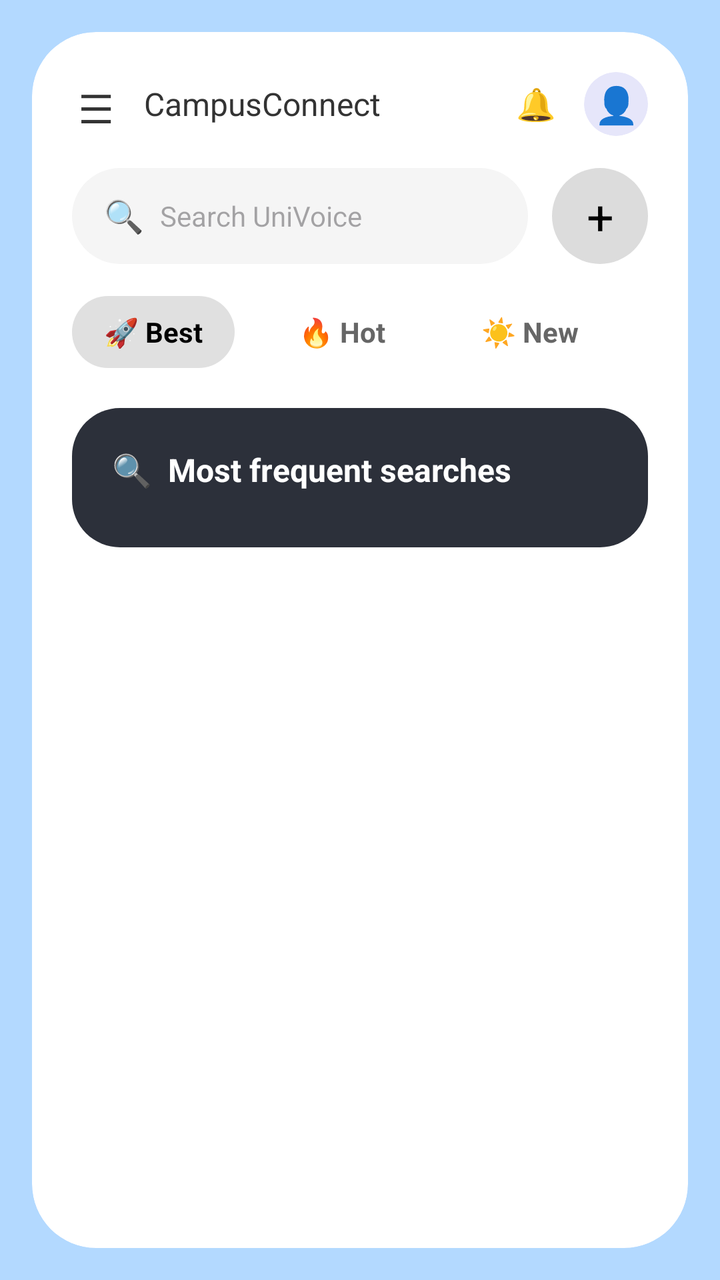
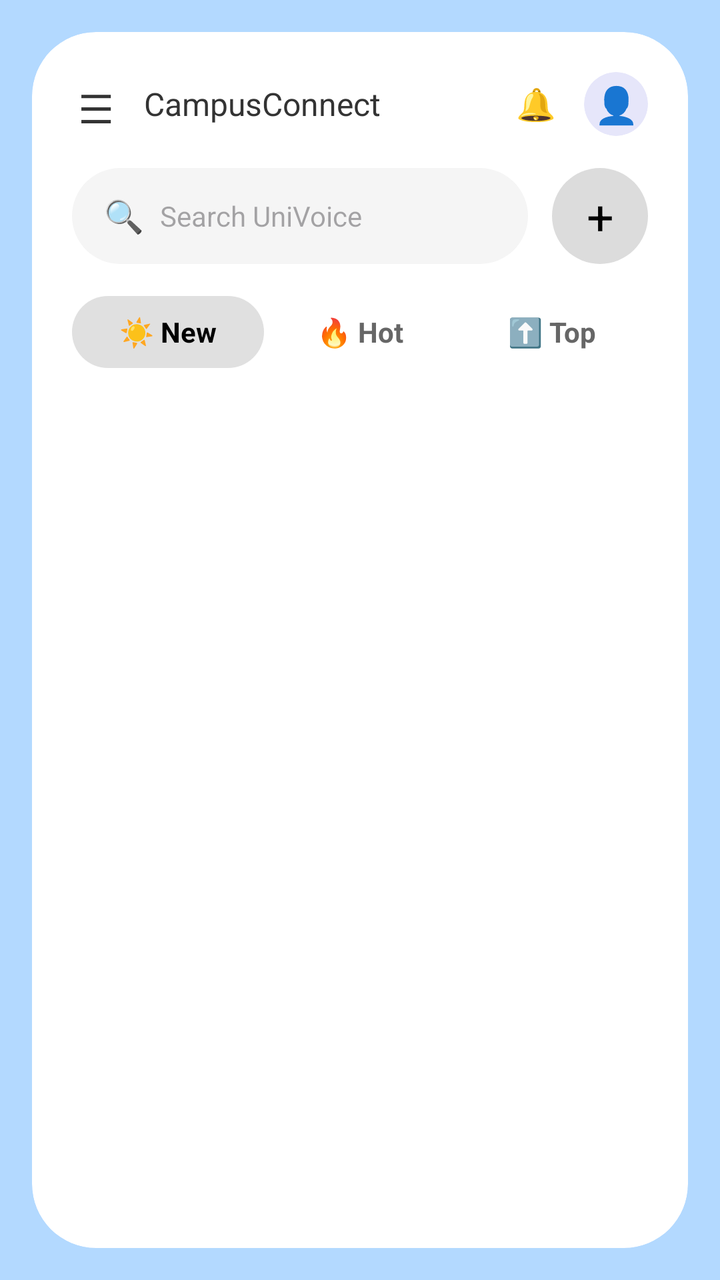

An Android layout rendered at two revisions. The XML below is the earlier revision; the diff shows what the commit changed to produce the second picture.
<!-- AndroidManifest.xml: application theme Theme.CampusConnect -->
<!-- res/layout/activity_home.xml -->
<?xml version="1.0" encoding="utf-8"?>
<androidx.constraintlayout.widget.ConstraintLayout xmlns:android="http://schemas.android.com/apk/res/android"
    xmlns:app="http://schemas.android.com/apk/res-auto"
    android:layout_width="match_parent"
    android:layout_height="match_parent"
    android:background="#B3D9FF">

    <androidx.cardview.widget.CardView
        android:layout_width="0dp"
        android:layout_height="0dp"
        android:layout_margin="16dp"
        app:cardBackgroundColor="#FFFFFF"
        app:cardCornerRadius="32dp"
        app:cardElevation="0dp"
        app:layout_constraintBottom_toBottomOf="parent"
        app:layout_constraintEnd_toEndOf="parent"
        app:layout_constraintStart_toStartOf="parent"
        app:layout_constraintTop_toTopOf="parent">

        <ScrollView
            android:layout_width="match_parent"
            android:layout_height="match_parent"
            android:scrollbars="none">

            <LinearLayout
                android:layout_width="match_parent"
                android:layout_height="wrap_content"
                android:orientation="vertical"
                android:padding="20dp">

                
                <LinearLayout
                    android:layout_width="match_parent"
                    android:layout_height="wrap_content"
                    android:gravity="center_vertical"
                    android:orientation="horizontal">

                    
                    <TextView
                        android:layout_width="24dp"
                        android:layout_height="24dp"
                        android:text="☰"
                        android:textSize="20sp"
                        android:textColor="#333"
                        android:gravity="center" />

                    <TextView
                        android:layout_width="wrap_content"
                        android:layout_height="wrap_content"
                        android:layout_marginStart="12dp"
                        android:text="CampusConnect"
                        android:textColor="#333333"
                        android:textSize="16sp" />

                    <View
                        android:layout_width="0dp"
                        android:layout_height="0dp"
                        android:layout_weight="1" />

                    
                    <TextView
                        android:layout_width="24dp"
                        android:layout_height="24dp"
                        android:layout_marginStart="12dp"
                        android:text="🔔"
                        android:textSize="16sp"
                        android:gravity="center" />

                    
                    <androidx.cardview.widget.CardView
                        android:id="@+id/profileIconBtn"
                        android:layout_width="32dp"
                        android:layout_height="32dp"
                        android:layout_marginStart="12dp"
                        android:clickable="true"
                        android:focusable="true"
                        app:cardBackgroundColor="#E6E6FA"
                        app:cardCornerRadius="16dp"
                        app:cardElevation="0dp">
                        <TextView
                            android:layout_width="match_parent"
                            android:layout_height="match_parent"
                            android:text="👤"
                            android:gravity="center"
                            android:textSize="18sp"
                            android:textColor="#8A2BE2"/>
                    </androidx.cardview.widget.CardView>
                </LinearLayout>

                
                <LinearLayout
                    android:layout_width="match_parent"
                    android:layout_height="wrap_content"
                    android:layout_marginTop="16dp"
                    android:gravity="center_vertical"
                    android:orientation="horizontal">

                    <LinearLayout
                        android:layout_width="0dp"
                        android:layout_height="48dp"
                        android:layout_weight="1"
                        android:background="@drawable/search_bg"
                        android:gravity="center_vertical"
                        android:paddingStart="16dp"
                        android:paddingEnd="16dp">

                        <TextView
                            android:layout_width="wrap_content"
                            android:layout_height="wrap_content"
                            android:text="🔍"
                            android:textSize="16sp" />

                        <EditText
                            android:id="@+id/searchEditText"
                            android:layout_width="match_parent"
                            android:layout_height="wrap_content"
                            android:layout_marginStart="8dp"
                            android:background="@null"
                            android:hint="Search UniVoice"
                            android:imeOptions="actionSearch"
                            android:inputType="text"
                            android:textSize="14sp" />
                    </LinearLayout>

                    <FrameLayout
                        android:id="@+id/btnAddPost"
                        android:layout_width="48dp"
                        android:layout_height="48dp"
                        android:layout_marginStart="12dp"
                        android:clickable="true"
                        android:focusable="true"
                        android:background="@drawable/round_btn_bg">
                        <TextView
                            android:layout_width="match_parent"
                            android:layout_height="match_parent"
                            android:text="+"
                            android:textSize="24sp"
                            android:textColor="#000"
                            android:gravity="center" />
                    </FrameLayout>
                </LinearLayout>

                
                <HorizontalScrollView
                    android:layout_width="match_parent"
                    android:layout_height="wrap_content"
                    android:layout_marginTop="16dp"
                    android:scrollbars="none">

                    <LinearLayout
                        android:layout_width="wrap_content"
                        android:layout_height="wrap_content"
                        android:gravity="center_vertical"
                        android:orientation="horizontal">

                    
                    <TextView
                        android:id="@+id/tabBest"
                        android:layout_width="wrap_content"
                        android:layout_height="36dp"
                        android:background="@drawable/tab_best_bg"
                        android:clickable="true"
                        android:focusable="true"
                        android:gravity="center_vertical"
                        android:paddingStart="16dp"
                        android:paddingEnd="16dp"
                        android:text="🚀 Best"
                        android:textColor="#000000"
                        android:textStyle="bold"
                        android:textSize="14sp" />

                    
                    <TextView
                        android:id="@+id/tabHot"
                        android:layout_width="wrap_content"
                        android:layout_height="36dp"
                        android:layout_marginStart="16dp"
                        android:clickable="true"
                        android:focusable="true"
                        android:gravity="center_vertical"
                        android:paddingStart="16dp"
                        android:paddingEnd="16dp"
                        android:text="🔥 Hot"
                        android:textColor="#666666"
                        android:textStyle="bold"
                        android:textSize="14sp" />

                    
                    <TextView
                        android:id="@+id/tabNew"
                        android:layout_width="wrap_content"
                        android:layout_height="36dp"
                        android:layout_marginStart="16dp"
                        android:clickable="true"
                        android:focusable="true"
                        android:gravity="center_vertical"
                        android:paddingStart="16dp"
                        android:paddingEnd="16dp"
                        android:text="☀️ New"
                        android:textColor="#666666"
                        android:textStyle="bold"
                        android:textSize="14sp" />

                    
                    <TextView
                        android:id="@+id/tabTop"
                        android:layout_width="wrap_content"
                        android:layout_height="36dp"
                        android:layout_marginStart="16dp"
                        android:clickable="true"
                        android:focusable="true"
                        android:gravity="center"
                        android:paddingStart="16dp"
                        android:paddingEnd="16dp"
                        android:text="⬆️ Top"
                        android:textColor="#666666"
                        android:textStyle="bold"
                        android:textSize="14sp"
                        android:singleLine="true" />
                    </LinearLayout>
                </HorizontalScrollView>

                
                <FrameLayout
                    android:layout_width="match_parent"
                    android:layout_height="wrap_content"
                    android:layout_marginTop="20dp"
                    android:layout_marginBottom="20dp">

                    
                    <LinearLayout
                        android:id="@+id/feedBest"
                        android:layout_width="match_parent"
                        android:layout_height="wrap_content"
                        android:orientation="vertical">

                        
                        <LinearLayout
                            android:id="@+id/trendingSearchesCard"
                            android:layout_width="match_parent"
                            android:layout_height="wrap_content"
                            android:background="@drawable/dark_card_bg"
                            android:orientation="vertical"
                            android:padding="20dp">

                            <LinearLayout
                                android:layout_width="wrap_content"
                                android:layout_height="wrap_content"
                                android:gravity="center_vertical"
                                android:orientation="horizontal">
                                <TextView
                                    android:layout_width="wrap_content"
                                    android:layout_height="wrap_content"
                                    android:text="🔍"
                                    android:textSize="16sp" />
                                <TextView
                                    android:layout_width="wrap_content"
                                    android:layout_height="wrap_content"
                                    android:layout_marginStart="8dp"
                                    android:text="Most frequent searches"
                                    android:textColor="#FFFFFF"
                                    android:textStyle="bold"
                                    android:textSize="16sp" />
                            </LinearLayout>

                            <LinearLayout
                                android:id="@+id/trendingSearchesContainer"
                                android:layout_width="match_parent"
                                android:layout_height="wrap_content"
                                android:orientation="vertical"
                                android:layout_marginTop="8dp" />
                        </LinearLayout>

                        <LinearLayout
                            android:id="@+id/postsContainerBest"
                            android:layout_width="match_parent"
                            android:layout_height="wrap_content"
                            android:orientation="vertical"
                            android:layout_marginTop="16dp" />

                    </LinearLayout>

                    
                    <LinearLayout
                        android:id="@+id/feedHot"
                        android:layout_width="match_parent"
                        android:layout_height="wrap_content"
                        android:orientation="vertical"
                        android:visibility="gone">

                        <LinearLayout
                            android:id="@+id/postsContainerHot"
                            android:layout_width="match_parent"
                            android:layout_height="wrap_content"
                            android:orientation="vertical" />
                    </LinearLayout>

                    
                    <LinearLayout
                        android:id="@+id/feedNew"
                        android:layout_width="match_parent"
                        android:layout_height="wrap_content"
                        android:orientation="vertical"
                        android:visibility="gone">

                        <LinearLayout
                            android:id="@+id/postsContainerNew"
                            android:layout_width="match_parent"
                            android:layout_height="wrap_content"
                            android:orientation="vertical" />
                    </LinearLayout>

                    
                    <LinearLayout
                        android:id="@+id/feedTop"
                        android:layout_width="match_parent"
                        android:layout_height="wrap_content"
                        android:orientation="vertical"
                        android:visibility="gone">

                        <LinearLayout
                            android:id="@+id/postsContainerTop"
                            android:layout_width="match_parent"
                            android:layout_height="wrap_content"
                            android:orientation="vertical" />
                    </LinearLayout>

                </FrameLayout>

            </LinearLayout>
        </ScrollView>
    </androidx.cardview.widget.CardView>

</androidx.constraintlayout.widget.ConstraintLayout>
<!-- resources referenced by this layout -->
<resources>
  <!-- drawable dark_card_bg (drawable) -->
  <?xml version="1.0" encoding="utf-8"?>
  <shape xmlns:android="http://schemas.android.com/apk/res/android">
      <solid android:color="#2C303A" />
      <corners android:radius="24dp" />
  </shape>
  <!-- drawable round_btn_bg (drawable) -->
  <?xml version="1.0" encoding="utf-8"?>
  <shape xmlns:android="http://schemas.android.com/apk/res/android" android:shape="oval">
      <solid android:color="#DCDCDC" />
  </shape>
  <!-- drawable search_bg (drawable) -->
  <?xml version="1.0" encoding="utf-8"?>
  <shape xmlns:android="http://schemas.android.com/apk/res/android">
      <solid android:color="#F5F5F5" />
      <corners android:radius="24dp" />
  </shape>
  <!-- drawable tab_best_bg (drawable) -->
  <?xml version="1.0" encoding="utf-8"?>
  <shape xmlns:android="http://schemas.android.com/apk/res/android">
      <solid android:color="#E0E0E0" />
      <corners android:radius="20dp" />
  </shape>
  <style name="Theme.CampusConnect" parent="Base.Theme.CampusConnect" />
  <style name="Base.Theme.CampusConnect" parent="Theme.Material3.DayNight.NoActionBar">
          
          
      </style>
</resources>

<!-- the commit's change to res/layout/activity_home.xml (unified diff, before → after) -->
@@ -141,11 +141,67 @@
                 </LinearLayout>
 
                 
-                <HorizontalScrollView
-                    android:layout_width="match_parent"
-                    android:layout_height="wrap_content"
-                    android:layout_marginTop="16dp"
-                    android:scrollbars="none">
+                <LinearLayout
+                    android:layout_width="match_parent"
+                    android:layout_height="wrap_content"
+                    android:layout_marginTop="16dp"
+                    android:orientation="horizontal"
+                    android:weightSum="3">
+
+                    
+                    <TextView
+                        android:id="@+id/tabNew"
+                        android:layout_width="0dp"
+                        android:layout_height="36dp"
+                        android:layout_weight="1"
+                        android:background="@drawable/tab_best_bg"
+                        android:clickable="true"
+                        android:focusable="true"
+                        android:gravity="center"
+                        android:text="☀️ New"
+                        android:textColor="#000000"
+                        android:textSize="14sp"
+                        android:textStyle="bold" />
+
+                    
+                    <TextView
+                        android:id="@+id/tabHot"
+                        android:layout_width="0dp"
+                        android:layout_height="36dp"
+                        android:layout_weight="1"
+                        android:clickable="true"
+                        android:focusable="true"
+                        android:gravity="center"
+                        android:text="🔥 Hot"
+                        android:textColor="#666666"
+                        android:textSize="14sp"
+                        android:textStyle="bold" />
+
+                    
+                    <TextView
+                        android:id="@+id/tabTop"
+                        android:layout_width="0dp"
+                        android:layout_height="36dp"
+                        android:layout_weight="1"
+                        android:clickable="true"
+                        android:focusable="true"
+                        android:gravity="center"
+                        android:text="⬆️ Top"
+                        android:textColor="#666666"
+                        android:textSize="14sp"
+                        android:textStyle="bold" />
+                </LinearLayout>
+
+                
+                <LinearLayout
+                    android:id="@+id/trendingSearchesCard"
+                    android:layout_width="match_parent"
+                    android:layout_height="wrap_content"
+                    android:layout_marginTop="16dp"
+                    android:background="@drawable/dark_card_bg"
+                    android:orientation="vertical"
+                    android:padding="20dp"
+                    android:visibility="gone">
 
                     <LinearLayout
                         android:layout_width="wrap_content"
@@ -153,131 +209,50 @@
                         android:gravity="center_vertical"
                         android:orientation="horizontal">
 
-                    
-                    <TextView
-                        android:id="@+id/tabBest"
-                        android:layout_width="wrap_content"
-                        android:layout_height="36dp"
-                        android:background="@drawable/tab_best_bg"
-                        android:clickable="true"
-                        android:focusable="true"
-                        android:gravity="center_vertical"
-                        android:paddingStart="16dp"
-                        android:paddingEnd="16dp"
-                        android:text="🚀 Best"
-                        android:textColor="#000000"
-                        android:textStyle="bold"
-                        android:textSize="14sp" />
-
-                    
-                    <TextView
-                        android:id="@+id/tabHot"
-                        android:layout_width="wrap_content"
-                        android:layout_height="36dp"
-                        android:layout_marginStart="16dp"
-                        android:clickable="true"
-                        android:focusable="true"
-                        android:gravity="center_vertical"
-                        android:paddingStart="16dp"
-                        android:paddingEnd="16dp"
-                        android:text="🔥 Hot"
-                        android:textColor="#666666"
-                        android:textStyle="bold"
-                        android:textSize="14sp" />
-
-                    
-                    <TextView
-                        android:id="@+id/tabNew"
-                        android:layout_width="wrap_content"
-                        android:layout_height="36dp"
-                        android:layout_marginStart="16dp"
-                        android:clickable="true"
-                        android:focusable="true"
-                        android:gravity="center_vertical"
-                        android:paddingStart="16dp"
-                        android:paddingEnd="16dp"
-                        android:text="☀️ New"
-                        android:textColor="#666666"
-                        android:textStyle="bold"
-                        android:textSize="14sp" />
-
-                    
-                    <TextView
-                        android:id="@+id/tabTop"
-                        android:layout_width="wrap_content"
-                        android:layout_height="36dp"
-                        android:layout_marginStart="16dp"
-                        android:clickable="true"
-                        android:focusable="true"
-                        android:gravity="center"
-                        android:paddingStart="16dp"
-                        android:paddingEnd="16dp"
-                        android:text="⬆️ Top"
-                        android:textColor="#666666"
-                        android:textStyle="bold"
-                        android:textSize="14sp"
-                        android:singleLine="true" />
-                    </LinearLayout>
-                </HorizontalScrollView>
+                        <TextView
+                            android:layout_width="wrap_content"
+                            android:layout_height="wrap_content"
+                            android:text="🔍"
+                            android:textSize="16sp" />
+
+                        <TextView
+                            android:layout_width="wrap_content"
+                            android:layout_height="wrap_content"
+                            android:layout_marginStart="8dp"
+                            android:text="Most frequent searches"
+                            android:textColor="#FFFFFF"
+                            android:textSize="16sp"
+                            android:textStyle="bold" />
+                    </LinearLayout>
+
+                    <LinearLayout
+                        android:id="@+id/trendingSearchesContainer"
+                        android:layout_width="match_parent"
+                        android:layout_height="wrap_content"
+                        android:layout_marginTop="8dp"
+                        android:orientation="vertical" />
+                </LinearLayout>
 
                 
                 <FrameLayout
                     android:layout_width="match_parent"
                     android:layout_height="wrap_content"
-                    android:layout_marginTop="20dp"
+                    android:layout_marginTop="16dp"
                     android:layout_marginBottom="20dp">
 
                     
                     <LinearLayout
-                        android:id="@+id/feedBest"
-                        android:layout_width="match_parent"
-                        android:layout_height="wrap_content"
-                        android:orientation="vertical">
-
-                        
+                        android:id="@+id/feedNew"
+                        android:layout_width="match_parent"
+                        android:layout_height="wrap_content"
+                        android:orientation="vertical"
+                        android:visibility="visible">
+
                         <LinearLayout
-                            android:id="@+id/trendingSearchesCard"
-                            android:layout_width="match_parent"
-                            android:layout_height="wrap_content"
-                            android:background="@drawable/dark_card_bg"
-                            android:orientation="vertical"
-                            android:padding="20dp">
-
-                            <LinearLayout
-                                android:layout_width="wrap_content"
-                                android:layout_height="wrap_content"
-                                android:gravity="center_vertical"
-                                android:orientation="horizontal">
-                                <TextView
-                                    android:layout_width="wrap_content"
-                                    android:layout_height="wrap_content"
-                                    android:text="🔍"
-                                    android:textSize="16sp" />
-                                <TextView
-                                    android:layout_width="wrap_content"
-                                    android:layout_height="wrap_content"
-                                    android:layout_marginStart="8dp"
-                                    android:text="Most frequent searches"
-                                    android:textColor="#FFFFFF"
-                                    android:textStyle="bold"
-                                    android:textSize="16sp" />
-                            </LinearLayout>
-
-                            <LinearLayout
-                                android:id="@+id/trendingSearchesContainer"
-                                android:layout_width="match_parent"
-                                android:layout_height="wrap_content"
-                                android:orientation="vertical"
-                                android:layout_marginTop="8dp" />
-                        </LinearLayout>
-
-                        <LinearLayout
-                            android:id="@+id/postsContainerBest"
-                            android:layout_width="match_parent"
-                            android:layout_height="wrap_content"
-                            android:orientation="vertical"
-                            android:layout_marginTop="16dp" />
-
+                            android:id="@+id/postsContainerNew"
+                            android:layout_width="match_parent"
+                            android:layout_height="wrap_content"
+                            android:orientation="vertical" />
                     </LinearLayout>
 
                     
@@ -290,21 +265,6 @@
 
                         <LinearLayout
                             android:id="@+id/postsContainerHot"
-                            android:layout_width="match_parent"
-                            android:layout_height="wrap_content"
-                            android:orientation="vertical" />
-                    </LinearLayout>
-
-                    
-                    <LinearLayout
-                        android:id="@+id/feedNew"
-                        android:layout_width="match_parent"
-                        android:layout_height="wrap_content"
-                        android:orientation="vertical"
-                        android:visibility="gone">
-
-                        <LinearLayout
-                            android:id="@+id/postsContainerNew"
                             android:layout_width="match_parent"
                             android:layout_height="wrap_content"
                             android:orientation="vertical" />
